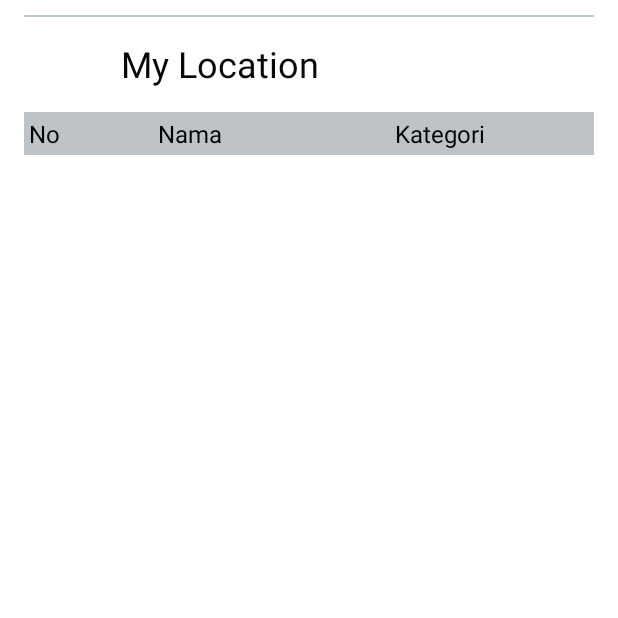
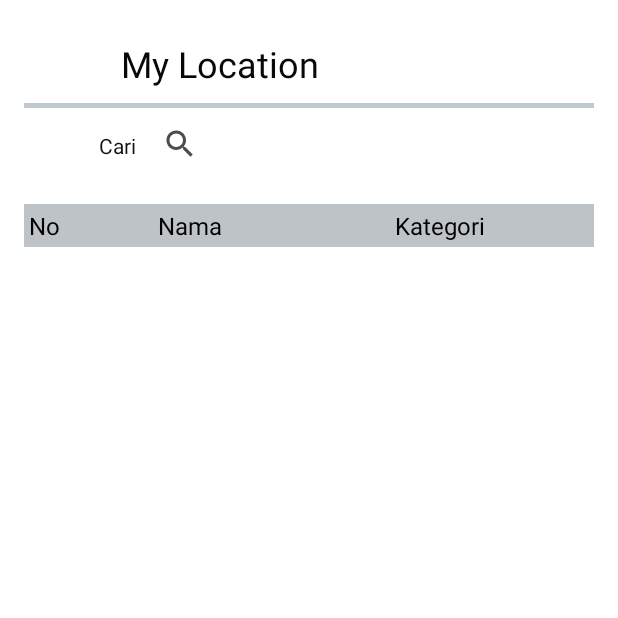
Before and after one commit to fahriachmadi/mapX, an Android app: the PenandaActivity screen opened directly, with no data from a screen before it, on a phone screen of 412 x 824 dp, the top half of it. Run offline under Robolectric (Android 15) with nearby library versions, the phone set to English and light mode, and no system bars; 1 statement that could not run was skipped.

Commit message:
add search view

```diff
--- a/app/src/main/res/layout/penanda.xml
+++ b/app/src/main/res/layout/penanda.xml
@@ -25,15 +25,41 @@
             android:layout_marginTop="16dp" />
 
         <View
-            android:layout_height="1dip"
+            android:id="@+id/line"
+            android:layout_marginTop="10dp"
+            android:layout_below="@id/textview_title_id"
+            android:layout_height="3dip"
             android:layout_width="match_parent"
             android:background="#BDCAD2" />
+
+
+
+        <TextView
+            android:id="@+id/search_text_view"
+            android:layout_marginStart="50dp"
+            android:layout_marginLeft="5dp"
+            android:layout_width="100dp"
+            android:layout_marginTop="15dp"
+            android:layout_height="match_parent"
+            android:text="@string/cari"
+            android:textColor="@color/black"
+            android:layout_below="@+id/line" />
+
+        <SearchView
+            android:id="@+id/search_view"
+            android:layout_marginStart="80dp"
+            android:layout_marginLeft="100dp"
+            android:layout_width="100dp"
+            android:layout_height="match_parent"
+            android:layout_below="@+id/line">
+
+        </SearchView>
 
         <TableLayout xmlns:android="http://schemas.android.com/apk/res/android"
             android:id="@+id/table_layout_id"
             android:layout_width="fill_parent"
             android:layout_height="fill_parent"
-            android:layout_below="@id/textview_title_id"
+            android:layout_below="@+id/search_view"
             android:textColor="#080808"
             android:paddingTop="16dp">
 
@@ -93,5 +119,7 @@
 
             <!--</TableRow>-->
         </TableLayout>
+
+
     </RelativeLayout>
 </ScrollView>
--- a/app/src/main/res/values/strings.xml
+++ b/app/src/main/res/values/strings.xml
@@ -6,4 +6,5 @@
 
     <string name="action_settings">Settings</string>
     <string name="location">My Location</string>
+    <string name="cari">Cari</string>
 </resources>
```
Also changed, not shown: app/src/main/res/drawable/search.png (added).
